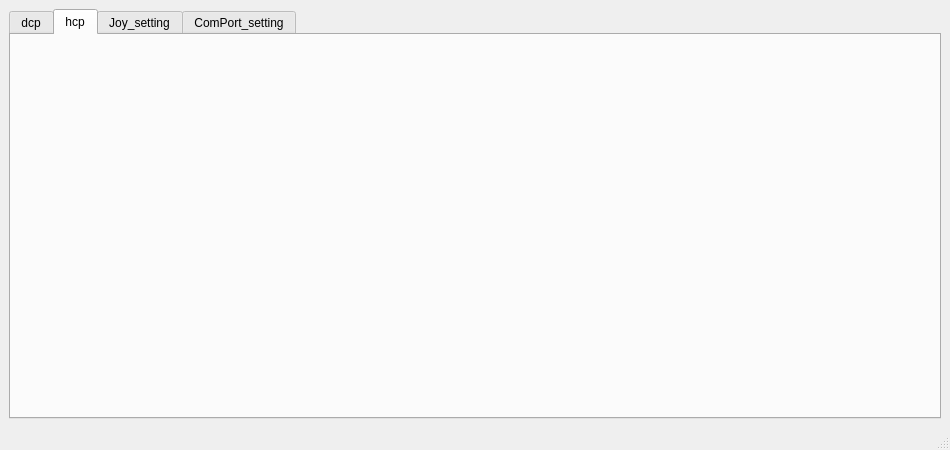
aaupov/xcontrol, file Formbad.ui: the form before one commit.
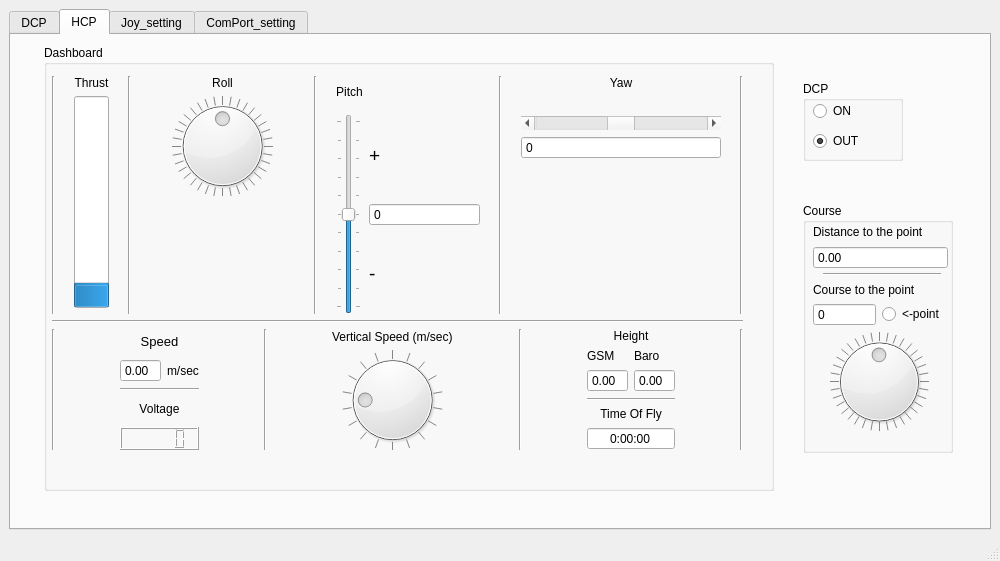
The form after the commit. The open tabs and pages were chosen to show the change.

```diff
--- a/Formbad.ui
+++ b/Formbad.ui
@@ -6,8 +6,8 @@
    <rect>
     <x>0</x>
     <y>0</y>
-    <width>950</width>
-    <height>450</height>
+    <width>1000</width>
+    <height>561</height>
    </rect>
   </property>
   <property name="sizePolicy">
@@ -18,7 +18,7 @@
   </property>
   <property name="minimumSize">
    <size>
-    <width>950</width>
+    <width>1000</width>
     <height>450</height>
    </size>
   </property>
@@ -46,7 +46,7 @@
       </property>
       <widget class="QWidget" name="tab">
        <attribute name="title">
-        <string>dcp</string>
+        <string>DCP</string>
        </attribute>
        <layout class="QFormLayout" name="formLayout">
         <item row="0" column="0">
@@ -88,9 +88,1063 @@
       </widget>
       <widget class="QWidget" name="tab_2">
        <attribute name="title">
-        <string>hcp</string>
+        <string>HCP</string>
        </attribute>
-       <layout class="QVBoxLayout" name="verticalLayout"/>
+       <widget class="QWidget" name="">
+        <property name="geometry">
+         <rect>
+          <x>10</x>
+          <y>10</y>
+          <width>956</width>
+          <height>446</height>
+         </rect>
+        </property>
+        <layout class="QHBoxLayout" name="horizontalLayout_26">
+         <item>
+          <widget class="QGroupBox" name="groupBox_7">
+           <property name="sizePolicy">
+            <sizepolicy hsizetype="Fixed" vsizetype="Preferred">
+             <horstretch>0</horstretch>
+             <verstretch>0</verstretch>
+            </sizepolicy>
+           </property>
+           <property name="minimumSize">
+            <size>
+             <width>730</width>
+             <height>0</height>
+            </size>
+           </property>
+           <property name="title">
+            <string>Dashboard</string>
+           </property>
+           <widget class="QWidget" name="">
+            <property name="geometry">
+             <rect>
+              <x>8</x>
+              <y>31</y>
+              <width>691</width>
+              <height>374</height>
+             </rect>
+            </property>
+            <layout class="QVBoxLayout" name="verticalLayout_40">
+             <item>
+              <layout class="QHBoxLayout" name="horizontalLayout_22">
+               <item>
+                <widget class="Line" name="line_5">
+                 <property name="orientation">
+                  <enum>Qt::Vertical</enum>
+                 </property>
+                </widget>
+               </item>
+               <item>
+                <spacer name="horizontalSpacer_8">
+                 <property name="orientation">
+                  <enum>Qt::Horizontal</enum>
+                 </property>
+                 <property name="sizeType">
+                  <enum>QSizePolicy::Minimum</enum>
+                 </property>
+                 <property name="sizeHint" stdset="0">
+                  <size>
+                   <width>13</width>
+                   <height>20</height>
+                  </size>
+                 </property>
+                </spacer>
+               </item>
+               <item>
+                <layout class="QVBoxLayout" name="verticalLayout">
+                 <property name="sizeConstraint">
+                  <enum>QLayout::SetDefaultConstraint</enum>
+                 </property>
+                 <item>
+                  <widget class="QLabel" name="label_41">
+                   <property name="text">
+                    <string>Thrust</string>
+                   </property>
+                   <property name="alignment">
+                    <set>Qt::AlignCenter</set>
+                   </property>
+                  </widget>
+                 </item>
+                 <item>
+                  <widget class="QProgressBar" name="progressBar">
+                   <property name="sizePolicy">
+                    <sizepolicy hsizetype="Minimum" vsizetype="Expanding">
+                     <horstretch>0</horstretch>
+                     <verstretch>0</verstretch>
+                    </sizepolicy>
+                   </property>
+                   <property name="layoutDirection">
+                    <enum>Qt::LeftToRight</enum>
+                   </property>
+                   <property name="value">
+                    <number>10</number>
+                   </property>
+                   <property name="alignment">
+                    <set>Qt::AlignCenter</set>
+                   </property>
+                   <property name="orientation">
+                    <enum>Qt::Vertical</enum>
+                   </property>
+                   <property name="invertedAppearance">
+                    <bool>false</bool>
+                   </property>
+                   <property name="textDirection">
+                    <enum>QProgressBar::TopToBottom</enum>
+                   </property>
+                  </widget>
+                 </item>
+                 <item>
+                  <widget class="Line" name="line_3">
+                   <property name="orientation">
+                    <enum>Qt::Vertical</enum>
+                   </property>
+                  </widget>
+                 </item>
+                </layout>
+               </item>
+               <item>
+                <spacer name="horizontalSpacer">
+                 <property name="orientation">
+                  <enum>Qt::Horizontal</enum>
+                 </property>
+                 <property name="sizeType">
+                  <enum>QSizePolicy::Minimum</enum>
+                 </property>
+                 <property name="sizeHint" stdset="0">
+                  <size>
+                   <width>13</width>
+                   <height>20</height>
+                  </size>
+                 </property>
+                </spacer>
+               </item>
+               <item>
+                <widget class="Line" name="line">
+                 <property name="orientation">
+                  <enum>Qt::Vertical</enum>
+                 </property>
+                </widget>
+               </item>
+               <item>
+                <spacer name="horizontalSpacer_2">
+                 <property name="orientation">
+                  <enum>Qt::Horizontal</enum>
+                 </property>
+                 <property name="sizeType">
+                  <enum>QSizePolicy::Minimum</enum>
+                 </property>
+                 <property name="sizeHint" stdset="0">
+                  <size>
+                   <width>13</width>
+                   <height>20</height>
+                  </size>
+                 </property>
+                </spacer>
+               </item>
+               <item>
+                <layout class="QVBoxLayout" name="verticalLayout_22">
+                 <item>
+                  <widget class="QLabel" name="label_40">
+                   <property name="text">
+                    <string>Roll</string>
+                   </property>
+                   <property name="alignment">
+                    <set>Qt::AlignCenter</set>
+                   </property>
+                  </widget>
+                 </item>
+                 <item>
+                  <widget class="QDial" name="dial">
+                   <property name="maximum">
+                    <number>360</number>
+                   </property>
+                   <property name="sliderPosition">
+                    <number>180</number>
+                   </property>
+                   <property name="wrapping">
+                    <bool>true</bool>
+                   </property>
+                   <property name="notchTarget">
+                    <double>10.000000000000000</double>
+                   </property>
+                   <property name="notchesVisible">
+                    <bool>true</bool>
+                   </property>
+                  </widget>
+                 </item>
+                 <item>
+                  <spacer name="verticalSpacer_4">
+                   <property name="orientation">
+                    <enum>Qt::Vertical</enum>
+                   </property>
+                   <property name="sizeHint" stdset="0">
+                    <size>
+                     <width>20</width>
+                     <height>40</height>
+                    </size>
+                   </property>
+                  </spacer>
+                 </item>
+                </layout>
+               </item>
+               <item>
+                <spacer name="horizontalSpacer_3">
+                 <property name="orientation">
+                  <enum>Qt::Horizontal</enum>
+                 </property>
+                 <property name="sizeType">
+                  <enum>QSizePolicy::Minimum</enum>
+                 </property>
+                 <property name="sizeHint" stdset="0">
+                  <size>
+                   <width>13</width>
+                   <height>20</height>
+                  </size>
+                 </property>
+                </spacer>
+               </item>
+               <item>
+                <widget class="Line" name="line_2">
+                 <property name="orientation">
+                  <enum>Qt::Vertical</enum>
+                 </property>
+                </widget>
+               </item>
+               <item>
+                <spacer name="horizontalSpacer_4">
+                 <property name="orientation">
+                  <enum>Qt::Horizontal</enum>
+                 </property>
+                 <property name="sizeType">
+                  <enum>QSizePolicy::Minimum</enum>
+                 </property>
+                 <property name="sizeHint" stdset="0">
+                  <size>
+                   <width>13</width>
+                   <height>20</height>
+                  </size>
+                 </property>
+                </spacer>
+               </item>
+               <item>
+                <layout class="QGridLayout" name="gridLayout_4">
+                 <item row="0" column="0">
+                  <widget class="QLabel" name="label_38">
+                   <property name="text">
+                    <string>Pitch</string>
+                   </property>
+                   <property name="alignment">
+                    <set>Qt::AlignCenter</set>
+                   </property>
+                  </widget>
+                 </item>
+                 <item row="1" column="0" rowspan="3">
+                  <widget class="QSlider" name="verticalSlider_2">
+                   <property name="minimumSize">
+                    <size>
+                     <width>0</width>
+                     <height>200</height>
+                    </size>
+                   </property>
+                   <property name="maximum">
+                    <number>100</number>
+                   </property>
+                   <property name="sliderPosition">
+                    <number>50</number>
+                   </property>
+                   <property name="orientation">
+                    <enum>Qt::Vertical</enum>
+                   </property>
+                   <property name="tickPosition">
+                    <enum>QSlider::TicksBothSides</enum>
+                   </property>
+                   <property name="tickInterval">
+                    <number>10</number>
+                   </property>
+                  </widget>
+                 </item>
+                 <item row="1" column="1">
+                  <widget class="QLabel" name="label_37">
+                   <property name="font">
+                    <font>
+                     <pointsize>14</pointsize>
+                    </font>
+                   </property>
+                   <property name="text">
+                    <string>+</string>
+                   </property>
+                  </widget>
+                 </item>
+                 <item row="2" column="1">
+                  <widget class="QSpinBox" name="spinBox">
+                   <property name="wrapping">
+                    <bool>false</bool>
+                   </property>
+                   <property name="frame">
+                    <bool>true</bool>
+                   </property>
+                   <property name="readOnly">
+                    <bool>true</bool>
+                   </property>
+                   <property name="buttonSymbols">
+                    <enum>QAbstractSpinBox::NoButtons</enum>
+                   </property>
+                   <property name="accelerated">
+                    <bool>false</bool>
+                   </property>
+                   <property name="keyboardTracking">
+                    <bool>false</bool>
+                   </property>
+                   <property name="maximum">
+                    <number>100</number>
+                   </property>
+                  </widget>
+                 </item>
+                 <item row="3" column="1">
+                  <widget class="QLabel" name="label_42">
+                   <property name="font">
+                    <font>
+                     <pointsize>14</pointsize>
+                    </font>
+                   </property>
+                   <property name="text">
+                    <string>-</string>
+                   </property>
+                  </widget>
+                 </item>
+                </layout>
+               </item>
+               <item>
+                <spacer name="horizontalSpacer_5">
+                 <property name="orientation">
+                  <enum>Qt::Horizontal</enum>
+                 </property>
+                 <property name="sizeType">
+                  <enum>QSizePolicy::Minimum</enum>
+                 </property>
+                 <property name="sizeHint" stdset="0">
+                  <size>
+                   <width>13</width>
+                   <height>20</height>
+                  </size>
+                 </property>
+                </spacer>
+               </item>
+               <item>
+                <widget class="Line" name="line_4">
+                 <property name="orientation">
+                  <enum>Qt::Vertical</enum>
+                 </property>
+                </widget>
+               </item>
+               <item>
+                <spacer name="horizontalSpacer_6">
+                 <property name="orientation">
+                  <enum>Qt::Horizontal</enum>
+                 </property>
+                 <property name="sizeType">
+                  <enum>QSizePolicy::Minimum</enum>
+                 </property>
+                 <property name="sizeHint" stdset="0">
+                  <size>
+                   <width>13</width>
+                   <height>20</height>
+                  </size>
+                 </property>
+                </spacer>
+               </item>
+               <item>
+                <layout class="QVBoxLayout" name="verticalLayout_23">
+                 <item>
+                  <widget class="QLabel" name="label_39">
+                   <property name="text">
+                    <string>Yaw</string>
+                   </property>
+                   <property name="alignment">
+                    <set>Qt::AlignCenter</set>
+                   </property>
+                  </widget>
+                 </item>
+                 <item>
+                  <spacer name="verticalSpacer_2">
+                   <property name="orientation">
+                    <enum>Qt::Vertical</enum>
+                   </property>
+                   <property name="sizeType">
+                    <enum>QSizePolicy::Minimum</enum>
+                   </property>
+                   <property name="sizeHint" stdset="0">
+                    <size>
+                     <width>20</width>
+                     <height>20</height>
+                    </size>
+                   </property>
+                  </spacer>
+                 </item>
+                 <item>
+                  <widget class="QScrollBar" name="horizontalScrollBar">
+                   <property name="sizePolicy">
+                    <sizepolicy hsizetype="Maximum" vsizetype="Fixed">
+                     <horstretch>0</horstretch>
+                     <verstretch>0</verstretch>
+                    </sizepolicy>
+                   </property>
+                   <property name="minimumSize">
+                    <size>
+                     <width>200</width>
+                     <height>0</height>
+                    </size>
+                   </property>
+                   <property name="maximumSize">
+                    <size>
+                     <width>200</width>
+                     <height>16777215</height>
+                    </size>
+                   </property>
+                   <property name="maximum">
+                    <number>100</number>
+                   </property>
+                   <property name="value">
+                    <number>50</number>
+                   </property>
+                   <property name="orientation">
+                    <enum>Qt::Horizontal</enum>
+                   </property>
+                   <property name="invertedControls">
+                    <bool>false</bool>
+                   </property>
+                  </widget>
+                 </item>
+                 <item>
+                  <widget class="QSpinBox" name="spinBox_2">
+                   <property name="sizePolicy">
+                    <sizepolicy hsizetype="Preferred" vsizetype="Minimum">
+                     <horstretch>0</horstretch>
+                     <verstretch>0</verstretch>
+                    </sizepolicy>
+                   </property>
+                   <property name="minimumSize">
+                    <size>
+                     <width>0</width>
+                     <height>0</height>
+                    </size>
+                   </property>
+                   <property name="maximumSize">
+                    <size>
+                     <width>16777215</width>
+                     <height>16777215</height>
+                    </size>
+                   </property>
+                   <property name="wrapping">
+                    <bool>false</bool>
+                   </property>
+                   <property name="frame">
+                    <bool>true</bool>
+                   </property>
+                   <property name="alignment">
+                    <set>Qt::AlignLeading|Qt::AlignLeft|Qt::AlignVCenter</set>
+                   </property>
+                   <property name="readOnly">
+                    <bool>true</bool>
+                   </property>
+                   <property name="buttonSymbols">
+                    <enum>QAbstractSpinBox::NoButtons</enum>
+                   </property>
+                   <property name="accelerated">
+                    <bool>false</bool>
+                   </property>
+                   <property name="keyboardTracking">
+                    <bool>false</bool>
+                   </property>
+                   <property name="maximum">
+                    <number>100</number>
+                   </property>
+                  </widget>
+                 </item>
+                 <item>
+                  <spacer name="verticalSpacer_3">
+                   <property name="orientation">
+                    <enum>Qt::Vertical</enum>
+                   </property>
+                   <property name="sizeHint" stdset="0">
+                    <size>
+                     <width>20</width>
+                     <height>40</height>
+                    </size>
+                   </property>
+                  </spacer>
+                 </item>
+                </layout>
+               </item>
+               <item>
+                <spacer name="horizontalSpacer_7">
+                 <property name="orientation">
+                  <enum>Qt::Horizontal</enum>
+                 </property>
+                 <property name="sizeType">
+                  <enum>QSizePolicy::Minimum</enum>
+                 </property>
+                 <property name="sizeHint" stdset="0">
+                  <size>
+                   <width>13</width>
+                   <height>20</height>
+                  </size>
+                 </property>
+                </spacer>
+               </item>
+               <item>
+                <widget class="Line" name="line_6">
+                 <property name="orientation">
+                  <enum>Qt::Vertical</enum>
+                 </property>
+                </widget>
+               </item>
+              </layout>
+             </item>
+             <item>
+              <widget class="Line" name="line_24">
+               <property name="orientation">
+                <enum>Qt::Horizontal</enum>
+               </property>
+              </widget>
+             </item>
+             <item>
+              <layout class="QHBoxLayout" name="horizontalLayout_25">
+               <item>
+                <widget class="Line" name="line_25">
+                 <property name="orientation">
+                  <enum>Qt::Vertical</enum>
+                 </property>
+                </widget>
+               </item>
+               <item>
+                <spacer name="horizontalSpacer_27">
+                 <property name="orientation">
+                  <enum>Qt::Horizontal</enum>
+                 </property>
+                 <property name="sizeHint" stdset="0">
+                  <size>
+                   <width>40</width>
+                   <height>20</height>
+                  </size>
+                 </property>
+                </spacer>
+               </item>
+               <item>
+                <layout class="QVBoxLayout" name="verticalLayout_36">
+                 <item>
+                  <layout class="QGridLayout" name="gridLayout_7">
+                   <item row="0" column="0" colspan="2">
+                    <widget class="QLabel" name="label_50">
+                     <property name="font">
+                      <font>
+                       <pointsize>10</pointsize>
+                      </font>
+                     </property>
+                     <property name="text">
+                      <string>Speed</string>
+                     </property>
+                     <property name="alignment">
+                      <set>Qt::AlignCenter</set>
+                     </property>
+                    </widget>
+                   </item>
+                   <item row="1" column="1">
+                    <widget class="QLabel" name="label_51">
+                     <property name="text">
+                      <string>m/sec</string>
+                     </property>
+                    </widget>
+                   </item>
+                   <item row="1" column="0">
+                    <widget class="QDoubleSpinBox" name="doubleSpinBox_3">
+                     <property name="readOnly">
+                      <bool>true</bool>
+                     </property>
+                     <property name="buttonSymbols">
+                      <enum>QAbstractSpinBox::NoButtons</enum>
+                     </property>
+                    </widget>
+                   </item>
+                  </layout>
+                 </item>
+                 <item>
+                  <widget class="Line" name="line_19">
+                   <property name="orientation">
+                    <enum>Qt::Horizontal</enum>
+                   </property>
+                  </widget>
+                 </item>
+                 <item>
+                  <layout class="QVBoxLayout" name="verticalLayout_32">
+                   <item>
+                    <widget class="QLabel" name="label_61">
+                     <property name="text">
+                      <string>Voltage</string>
+                     </property>
+                     <property name="alignment">
+                      <set>Qt::AlignCenter</set>
+                     </property>
+                    </widget>
+                   </item>
+                   <item>
+                    <widget class="QLCDNumber" name="lcdNumber"/>
+                   </item>
+                  </layout>
+                 </item>
+                </layout>
+               </item>
+               <item>
+                <spacer name="horizontalSpacer_26">
+                 <property name="orientation">
+                  <enum>Qt::Horizontal</enum>
+                 </property>
+                 <property name="sizeHint" stdset="0">
+                  <size>
+                   <width>40</width>
+                   <height>20</height>
+                  </size>
+                 </property>
+                </spacer>
+               </item>
+               <item>
+                <widget class="Line" name="line_22">
+                 <property name="orientation">
+                  <enum>Qt::Vertical</enum>
+                 </property>
+                </widget>
+               </item>
+               <item>
+                <spacer name="horizontalSpacer_25">
+                 <property name="orientation">
+                  <enum>Qt::Horizontal</enum>
+                 </property>
+                 <property name="sizeHint" stdset="0">
+                  <size>
+                   <width>40</width>
+                   <height>20</height>
+                  </size>
+                 </property>
+                </spacer>
+               </item>
+               <item>
+                <layout class="QVBoxLayout" name="verticalLayout_27">
+                 <item>
+                  <widget class="QLabel" name="label_49">
+                   <property name="text">
+                    <string>Vertical Speed (m/sec)</string>
+                   </property>
+                  </widget>
+                 </item>
+                 <item>
+                  <widget class="QDial" name="dial_2">
+                   <property name="maximum">
+                    <number>180</number>
+                   </property>
+                   <property name="value">
+                    <number>45</number>
+                   </property>
+                   <property name="sliderPosition">
+                    <number>45</number>
+                   </property>
+                   <property name="tracking">
+                    <bool>true</bool>
+                   </property>
+                   <property name="orientation">
+                    <enum>Qt::Horizontal</enum>
+                   </property>
+                   <property name="invertedAppearance">
+                    <bool>false</bool>
+                   </property>
+                   <property name="invertedControls">
+                    <bool>true</bool>
+                   </property>
+                   <property name="wrapping">
+                    <bool>true</bool>
+                   </property>
+                   <property name="notchTarget">
+                    <double>10.000000000000000</double>
+                   </property>
+                   <property name="notchesVisible">
+                    <bool>true</bool>
+                   </property>
+                  </widget>
+                 </item>
+                </layout>
+               </item>
+               <item>
+                <spacer name="horizontalSpacer_28">
+                 <property name="orientation">
+                  <enum>Qt::Horizontal</enum>
+                 </property>
+                 <property name="sizeHint" stdset="0">
+                  <size>
+                   <width>40</width>
+                   <height>20</height>
+                  </size>
+                 </property>
+                </spacer>
+               </item>
+               <item>
+                <widget class="Line" name="line_23">
+                 <property name="orientation">
+                  <enum>Qt::Vertical</enum>
+                 </property>
+                </widget>
+               </item>
+               <item>
+                <spacer name="horizontalSpacer_29">
+                 <property name="orientation">
+                  <enum>Qt::Horizontal</enum>
+                 </property>
+                 <property name="sizeHint" stdset="0">
+                  <size>
+                   <width>40</width>
+                   <height>20</height>
+                  </size>
+                 </property>
+                </spacer>
+               </item>
+               <item>
+                <layout class="QVBoxLayout" name="verticalLayout_39">
+                 <item>
+                  <layout class="QGridLayout" name="gridLayout_8">
+                   <item row="0" column="0" colspan="2">
+                    <widget class="QLabel" name="label_62">
+                     <property name="text">
+                      <string>Height</string>
+                     </property>
+                     <property name="alignment">
+                      <set>Qt::AlignCenter</set>
+                     </property>
+                    </widget>
+                   </item>
+                   <item row="1" column="0">
+                    <layout class="QVBoxLayout" name="verticalLayout_33">
+                     <item>
+                      <widget class="QLabel" name="label_63">
+                       <property name="text">
+                        <string>GSM</string>
+                       </property>
+                      </widget>
+                     </item>
+                     <item>
+                      <widget class="QDoubleSpinBox" name="doubleSpinBox">
+                       <property name="readOnly">
+                        <bool>true</bool>
+                       </property>
+                       <property name="buttonSymbols">
+                        <enum>QAbstractSpinBox::NoButtons</enum>
+                       </property>
+                      </widget>
+                     </item>
+                    </layout>
+                   </item>
+                   <item row="1" column="1">
+                    <layout class="QVBoxLayout" name="verticalLayout_34">
+                     <item>
+                      <widget class="QLabel" name="label_64">
+                       <property name="text">
+                        <string>Baro</string>
+                       </property>
+                      </widget>
+                     </item>
+                     <item>
+                      <widget class="QDoubleSpinBox" name="doubleSpinBox_2">
+                       <property name="readOnly">
+                        <bool>true</bool>
+                       </property>
+                       <property name="buttonSymbols">
+                        <enum>QAbstractSpinBox::NoButtons</enum>
+                       </property>
+                      </widget>
+                     </item>
+                    </layout>
+                   </item>
+                  </layout>
+                 </item>
+                 <item>
+                  <widget class="Line" name="line_21">
+                   <property name="orientation">
+                    <enum>Qt::Horizontal</enum>
+                   </property>
+                  </widget>
+                 </item>
+                 <item>
+                  <layout class="QVBoxLayout" name="verticalLayout_35">
+                   <item>
+                    <widget class="QLabel" name="label_65">
+                     <property name="text">
+                      <string>Time Of Fly</string>
+                     </property>
+                     <property name="alignment">
+                      <set>Qt::AlignCenter</set>
+                     </property>
+                    </widget>
+                   </item>
+                   <item>
+                    <widget class="QTimeEdit" name="timeEdit">
+                     <property name="alignment">
+                      <set>Qt::AlignCenter</set>
+                     </property>
+                     <property name="readOnly">
+                      <bool>true</bool>
+                     </property>
+                     <property name="buttonSymbols">
+                      <enum>QAbstractSpinBox::NoButtons</enum>
+                     </property>
+                     <property name="accelerated">
+                      <bool>false</bool>
+                     </property>
+                     <property name="keyboardTracking">
+                      <bool>false</bool>
+                     </property>
+                     <property name="currentSection">
+                      <enum>QDateTimeEdit::HourSection</enum>
+                     </property>
+                     <property name="displayFormat">
+                      <string>H:mm:ss</string>
+                     </property>
+                     <property name="calendarPopup">
+                      <bool>false</bool>
+                     </property>
+                     <property name="timeSpec">
+                      <enum>Qt::LocalTime</enum>
+                     </property>
+                    </widget>
+                   </item>
+                  </layout>
+                 </item>
+                </layout>
+               </item>
+               <item>
+                <spacer name="horizontalSpacer_30">
+                 <property name="orientation">
+                  <enum>Qt::Horizontal</enum>
+                 </property>
+                 <property name="sizeHint" stdset="0">
+                  <size>
+                   <width>40</width>
+                   <height>20</height>
+                  </size>
+                 </property>
+                </spacer>
+               </item>
+               <item>
+                <widget class="Line" name="line_26">
+                 <property name="orientation">
+                  <enum>Qt::Vertical</enum>
+                 </property>
+                </widget>
+               </item>
+              </layout>
+             </item>
+            </layout>
+           </widget>
+          </widget>
+         </item>
+         <item>
+          <layout class="QVBoxLayout" name="verticalLayout_42">
+           <property name="spacing">
+            <number>6</number>
+           </property>
+           <property name="sizeConstraint">
+            <enum>QLayout::SetDefaultConstraint</enum>
+           </property>
+           <item>
+            <widget class="QGroupBox" name="groupBox_8">
+             <property name="sizePolicy">
+              <sizepolicy hsizetype="Fixed" vsizetype="Fixed">
+               <horstretch>0</horstretch>
+               <verstretch>0</verstretch>
+              </sizepolicy>
+             </property>
+             <property name="minimumSize">
+              <size>
+               <width>100</width>
+               <height>80</height>
+              </size>
+             </property>
+             <property name="title">
+              <string>DCP</string>
+             </property>
+             <widget class="QRadioButton" name="radioButton_5">
+              <property name="geometry">
+               <rect>
+                <x>10</x>
+                <y>20</y>
+                <width>100</width>
+                <height>20</height>
+               </rect>
+              </property>
+              <property name="text">
+               <string>ON</string>
+              </property>
+             </widget>
+             <widget class="QRadioButton" name="radioButton_6">
+              <property name="geometry">
+               <rect>
+                <x>10</x>
+                <y>50</y>
+                <width>100</width>
+                <height>20</height>
+               </rect>
+              </property>
+              <property name="text">
+               <string>OUT</string>
+              </property>
+              <property name="checkable">
+               <bool>true</bool>
+              </property>
+              <property name="checked">
+               <bool>true</bool>
+              </property>
+             </widget>
+            </widget>
+           </item>
+           <item>
+            <widget class="QGroupBox" name="groupBox_9">
+             <property name="sizePolicy">
+              <sizepolicy hsizetype="Fixed" vsizetype="Fixed">
+               <horstretch>0</horstretch>
+               <verstretch>0</verstretch>
+              </sizepolicy>
+             </property>
+             <property name="minimumSize">
+              <size>
+               <width>150</width>
+               <height>250</height>
+              </size>
+             </property>
+             <property name="title">
+              <string>Course</string>
+             </property>
+             <widget class="Line" name="line_27">
+              <property name="geometry">
+               <rect>
+                <x>20</x>
+                <y>70</y>
+                <width>118</width>
+                <height>3</height>
+               </rect>
+              </property>
+              <property name="orientation">
+               <enum>Qt::Horizontal</enum>
+              </property>
+             </widget>
+             <widget class="QWidget" name="">
+              <property name="geometry">
+               <rect>
+                <x>10</x>
+                <y>20</y>
+                <width>135</width>
+                <height>46</height>
+               </rect>
+              </property>
+              <layout class="QVBoxLayout" name="verticalLayout_41">
+               <item>
+                <widget class="QLabel" name="label_69">
+                 <property name="text">
+                  <string>Distance to the point</string>
+                 </property>
+                </widget>
+               </item>
+               <item>
+                <widget class="QDoubleSpinBox" name="doubleSpinBox_5">
+                 <property name="readOnly">
+                  <bool>true</bool>
+                 </property>
+                 <property name="buttonSymbols">
+                  <enum>QAbstractSpinBox::NoButtons</enum>
+                 </property>
+                </widget>
+               </item>
+              </layout>
+             </widget>
+             <widget class="QWidget" name="">
+              <property name="geometry">
+               <rect>
+                <x>10</x>
+                <y>80</y>
+                <width>132</width>
+                <height>148</height>
+               </rect>
+              </property>
+              <layout class="QGridLayout" name="gridLayout_10">
+               <item row="0" column="0" colspan="2">
+                <widget class="QLabel" name="label_70">
+                 <property name="text">
+                  <string>Course to the point</string>
+                 </property>
+                </widget>
+               </item>
+               <item row="1" column="1">
+                <widget class="QRadioButton" name="radioButton_7">
+                 <property name="text">
+                  <string>&lt;-point</string>
+                 </property>
+                 <property name="checkable">
+                  <bool>false</bool>
+                 </property>
+                 <property name="checked">
+                  <bool>false</bool>
+                 </property>
+                 <property name="autoRepeat">
+                  <bool>false</bool>
+                 </property>
+                 <property name="autoExclusive">
+                  <bool>false</bool>
+                 </property>
+                 <property name="autoRepeatDelay">
+                  <number>300</number>
+                 </property>
+                 <property name="autoRepeatInterval">
+                  <number>100</number>
+                 </property>
+                </widget>
+               </item>
+               <item row="2" column="0" colspan="2">
+                <widget class="QDial" name="dial_7">
+                 <property name="autoFillBackground">
+                  <bool>false</bool>
+                 </property>
+                 <property name="maximum">
+                  <number>360</number>
+                 </property>
+                 <property name="value">
+                  <number>180</number>
+                 </property>
+                 <property name="wrapping">
+                  <bool>true</bool>
+                 </property>
+                 <property name="notchTarget">
+                  <double>10.000000000000000</double>
+                 </property>
+                 <property name="notchesVisible">
+                  <bool>true</bool>
+                 </property>
+                </widget>
+               </item>
+               <item row="1" column="0">
+                <widget class="QSpinBox" name="spinBox_5">
+                 <property name="readOnly">
+                  <bool>true</bool>
+                 </property>
+                 <property name="buttonSymbols">
+                  <enum>QAbstractSpinBox::NoButtons</enum>
+                 </property>
+                </widget>
+               </item>
+              </layout>
+             </widget>
+            </widget>
+           </item>
+          </layout>
+         </item>
+        </layout>
+       </widget>
       </widget>
       <widget class="QWidget" name="tab_3">
        <attribute name="title">
```
Left out of the diff: 1075 changed lines with no effect on the pictures. Lines whose indentation alone changed are shown as unchanged.
